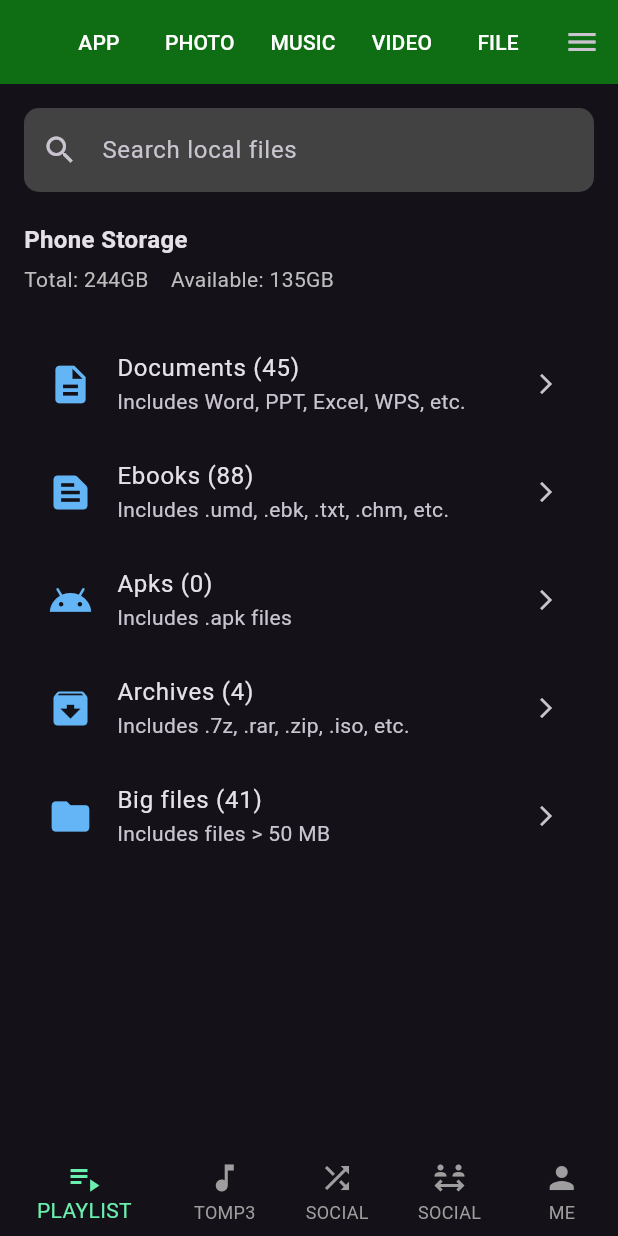
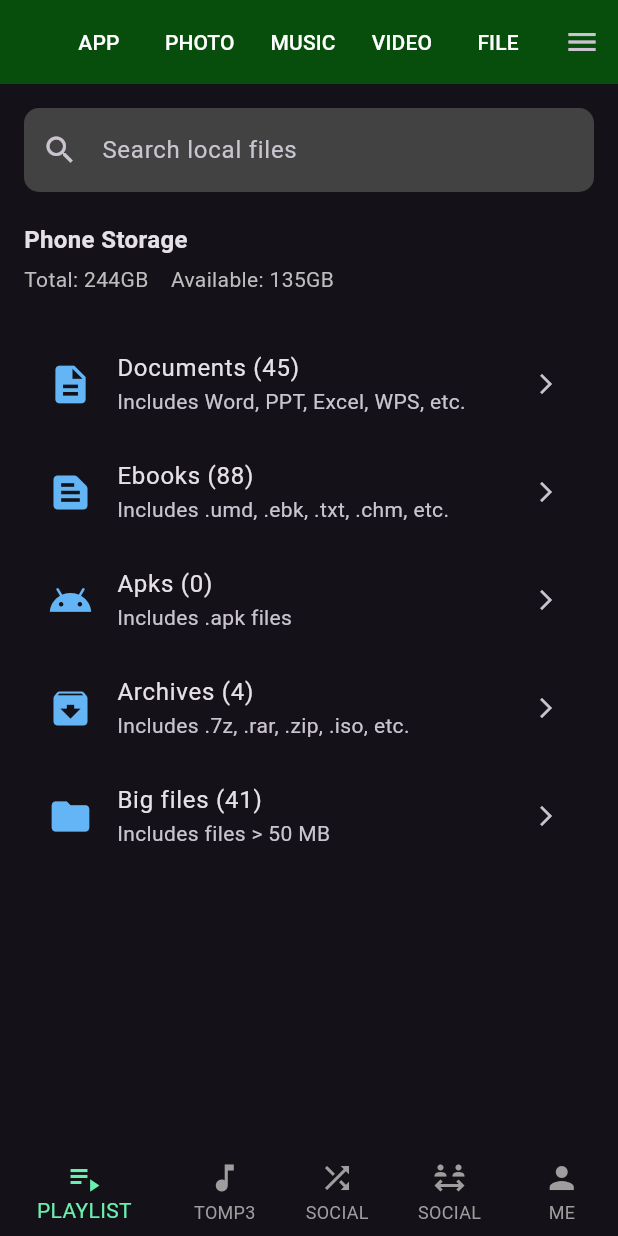
Before and after one commit to Mahfuj-976/lab_evaluation_02, a Flutter app: the screen it shows after launch, on a phone screen of 412 x 824 dp. Run offline on Flutter 3.47's test engine with Material 3 defaults, Android fonts, the phone set to English and light mode, and no system bars.

Commit message:
color change

```diff
--- a/evaluation/lib/main.dart
+++ b/evaluation/lib/main.dart
@@ -130,7 +130,7 @@ class FileManagerHome extends StatelessWidget {
 
       appBar: AppBar(
         title: Text("Mahfuj"),
-        backgroundColor: const Color.fromARGB(255, 15, 109, 19),
+        backgroundColor: const Color.fromARGB(255, 7, 77, 11),
         actions: [
           TextButton(
             onPressed: () {},
```
